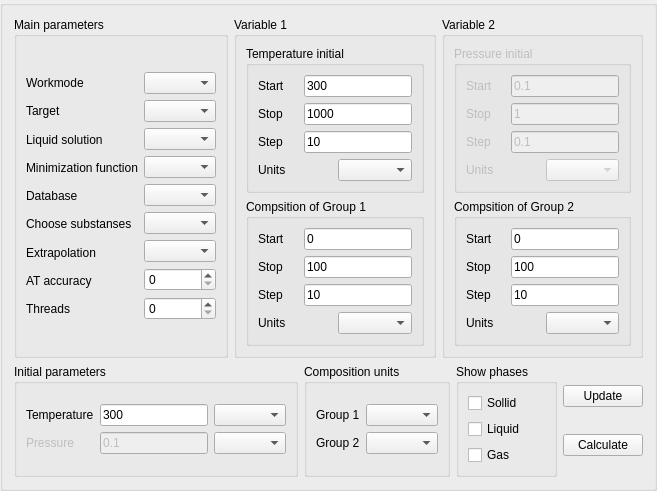
This is src/calculationparameters.ui in alexonemore/atc as Qt 5 draws it before an edit. The edited form follows.
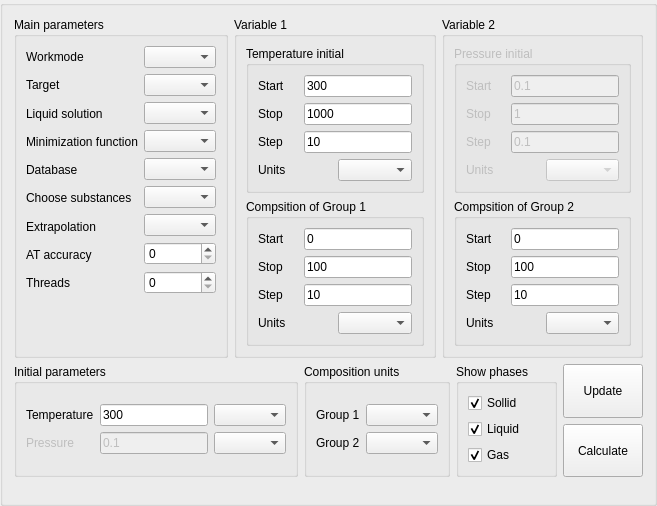
This is the edited form.

The edit to the form file:
```diff
--- a/src/calculationparameters.ui
+++ b/src/calculationparameters.ui
@@ -7,7 +7,7 @@
     <x>0</x>
     <y>0</y>
     <width>652</width>
-    <height>439</height>
+    <height>506</height>
    </rect>
   </property>
   <property name="windowTitle">
@@ -64,7 +64,7 @@
             <item>
              <widget class="QLabel" name="label_28">
               <property name="text">
-               <string>Choose substanses</string>
+               <string>Choose substances</string>
               </property>
              </widget>
             </item>
@@ -124,6 +124,19 @@
           </item>
          </layout>
         </item>
+        <item>
+         <spacer name="verticalSpacer_3">
+          <property name="orientation">
+           <enum>Qt::Vertical</enum>
+          </property>
+          <property name="sizeHint" stdset="0">
+           <size>
+            <width>20</width>
+            <height>40</height>
+           </size>
+          </property>
+         </spacer>
+        </item>
        </layout>
       </widget>
      </item>
@@ -700,6 +713,9 @@
           <property name="text">
            <string>Sollid</string>
           </property>
+          <property name="checked">
+           <bool>true</bool>
+          </property>
          </widget>
         </item>
         <item>
@@ -707,6 +723,9 @@
           <property name="text">
            <string>Liquid</string>
           </property>
+          <property name="checked">
+           <bool>true</bool>
+          </property>
          </widget>
         </item>
         <item>
@@ -714,6 +733,9 @@
           <property name="text">
            <string>Gas</string>
           </property>
+          <property name="checked">
+           <bool>true</bool>
+          </property>
          </widget>
         </item>
        </layout>
@@ -722,14 +744,26 @@
      <item>
       <layout class="QVBoxLayout" name="verticalLayout_25">
        <item>
-        <widget class="QPushButton" name="pushButton">
+        <widget class="QPushButton" name="update">
+         <property name="sizePolicy">
+          <sizepolicy hsizetype="Minimum" vsizetype="Preferred">
+           <horstretch>0</horstretch>
+           <verstretch>0</verstretch>
+          </sizepolicy>
+         </property>
          <property name="text">
           <string>Update</string>
          </property>
         </widget>
        </item>
        <item>
-        <widget class="QPushButton" name="pushButton_2">
+        <widget class="QPushButton" name="calculate">
+         <property name="sizePolicy">
+          <sizepolicy hsizetype="Minimum" vsizetype="Preferred">
+           <horstretch>0</horstretch>
+           <verstretch>0</verstretch>
+          </sizepolicy>
+         </property>
          <property name="text">
           <string>Calculate</string>
          </property>
@@ -739,6 +773,19 @@
      </item>
     </layout>
    </item>
+   <item>
+    <spacer name="verticalSpacer">
+     <property name="orientation">
+      <enum>Qt::Vertical</enum>
+     </property>
+     <property name="sizeHint" stdset="0">
+      <size>
+       <width>20</width>
+       <height>40</height>
+      </size>
+     </property>
+    </spacer>
+   </item>
   </layout>
  </widget>
  <resources/>
```
Left out of the diff: 68 changed lines with no effect on the pictures.
